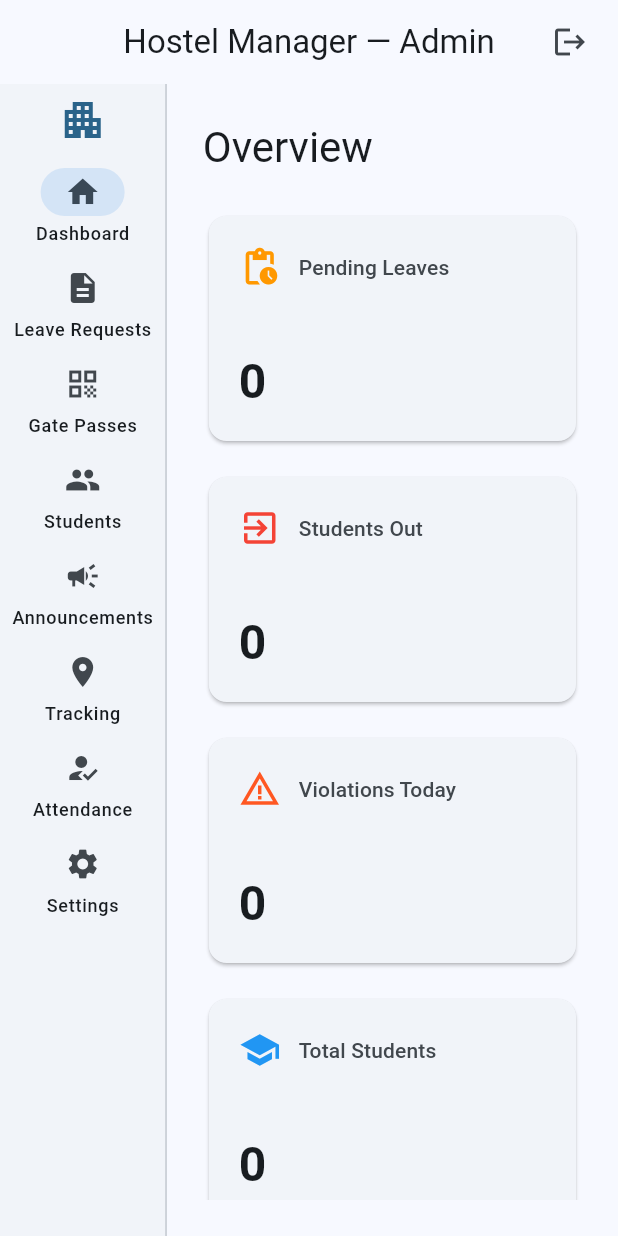
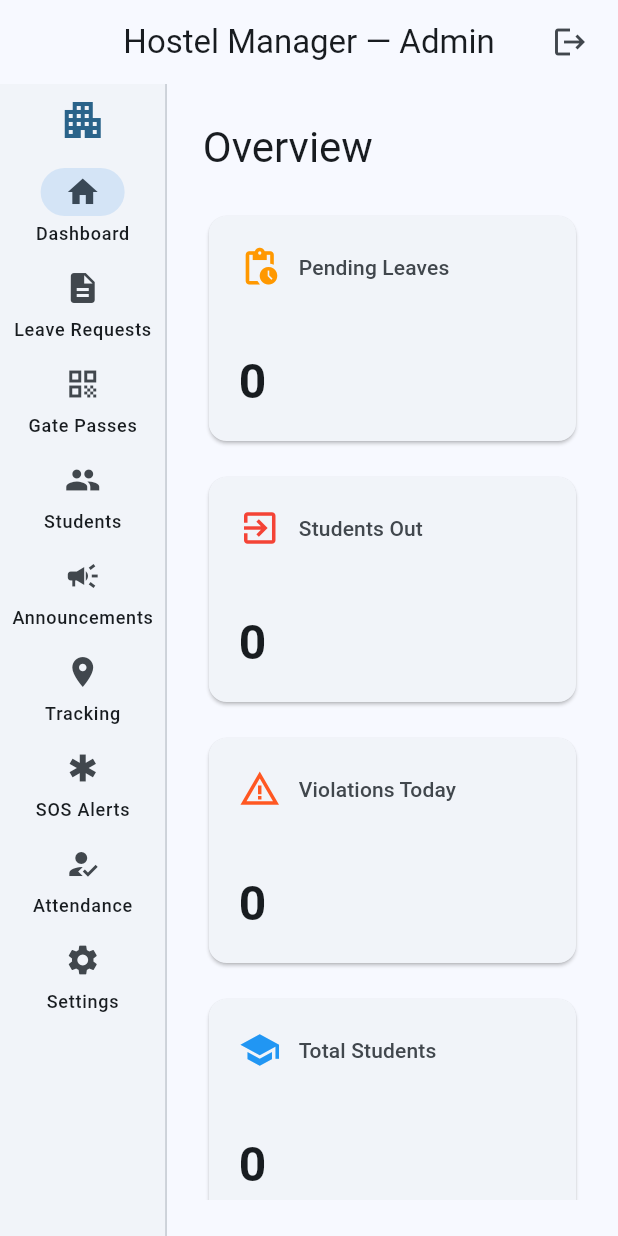
Before and after one commit to aleena-jaison/hostel-mgmt-app, a Flutter app: the StudentRoster screen opened by its route, after a tap on "Dashboard", on a phone screen of 412 x 824 dp. Run offline on Flutter 3.47's test engine with Material 3 defaults, Android fonts, the phone set to English and light mode, and no system bars; our stand-ins replace cloud_firestore, firebase_auth, firebase_core, firebase_storage, flutter_riverpod, geolocator and 4 more; missing offline and left inert: google_mlkit_face_detection, mobile_scanner, tflite_flutter; accounts and stored records are empty.

Commit message:
added sos feature

```diff
--- a/lib/features/admin/screens/admin_dashboard.dart
+++ b/lib/features/admin/screens/admin_dashboard.dart
@@ -3,12 +3,14 @@ import 'package:flutter_riverpod/flutter_riverpod.dart';
 import 'package:go_router/go_router.dart';
 
 import 'package:hostel_manager/features/auth/providers/auth_providers.dart';
+import 'package:hostel_manager/features/sos/providers/sos_providers.dart';
 
 class AdminDashboard extends ConsumerWidget {
   final StatefulNavigationShell navigationShell;
 
   const AdminDashboard({super.key, required this.navigationShell});
 
+  // SOS Alerts is at index 6 in this list
   static const _navItems = <_NavItem>[
     _NavItem(icon: Icons.home, label: 'Dashboard'),
     _NavItem(icon: Icons.description, label: 'Leave Requests'),
@@ -16,9 +18,12 @@ class AdminDashboard extends ConsumerWidget {
     _NavItem(icon: Icons.people, label: 'Students'),
     _NavItem(icon: Icons.campaign, label: 'Announcements'),
     _NavItem(icon: Icons.location_on, label: 'Tracking'),
+    _NavItem(icon: Icons.emergency, label: 'SOS Alerts'),
     _NavItem(icon: Icons.how_to_reg, label: 'Attendance'),
     _NavItem(icon: Icons.settings, label: 'Settings'),
   ];
+
+  static const _sosNavIndex = 6;
 
   void _onItemTapped(int index) {
     navigationShell.goBranch(
@@ -30,6 +35,9 @@ class AdminDashboard extends ConsumerWidget {
   @override
   Widget build(BuildContext context, WidgetRef ref) {
     final colorScheme = Theme.of(context).colorScheme;
+    final activeSosAlerts = ref.watch(activeSosAlertsProvider);
+    final activeCount =
+        activeSosAlerts.whenOrNull(data: (alerts) => alerts.length) ?? 0;
 
     return Scaffold(
       appBar: AppBar(
@@ -37,6 +45,21 @@ class AdminDashboard extends ConsumerWidget {
         backgroundColor: colorScheme.surface,
         surfaceTintColor: colorScheme.surfaceTint,
         actions: [
+          if (activeCount > 0)
+            Padding(
+              padding: const EdgeInsets.only(right: 8.0),
+              child: ActionChip(
+                avatar: const Icon(Icons.emergency, color: Colors.red, size: 18),
+                label: Text(
+                  '$activeCount active SOS',
+                  style: const TextStyle(
+                    color: Colors.red,
+                    fontWeight: FontWeight.bold,
+                  ),
+                ),
+                onPressed: () => _onItemTapped(_sosNavIndex),
+              ),
+            ),
           IconButton(
             icon: const Icon(Icons.logout),
             tooltip: 'Logout',
@@ -64,15 +87,25 @@ class AdminDashboard extends ConsumerWidget {
                 color: colorScheme.primary,
               ),
             ),
-            destinations: _navItems
-                .map(
-                  (item) => NavigationRailDestination(
-                    icon: Icon(item.icon),
-                    selectedIcon: Icon(item.icon),
-                    label: Text(item.label),
-                  ),
-                )
-                .toList(),
+            destinations: _navItems.asMap().entries.map((entry) {
+              final index = entry.key;
+              final item = entry.value;
+              Widget icon = Icon(item.icon);
+
+              if (index == _sosNavIndex && activeCount > 0) {
+                icon = Badge(
+                  label: Text('$activeCount'),
+                  backgroundColor: Colors.red,
+                  child: Icon(item.icon, color: Colors.red),
+                );
+              }
+
+              return NavigationRailDestination(
+                icon: icon,
+                selectedIcon: icon,
+                label: Text(item.label),
+              );
+            }).toList(),
           ),
           const VerticalDivider(thickness: 1, width: 1),
           Expanded(child: navigationShell),
--- a/lib/features/admin/screens/admin_home_screen.dart
+++ b/lib/features/admin/screens/admin_home_screen.dart
@@ -55,6 +55,12 @@ class AdminHomeScreen extends ConsumerWidget {
                       stream: _totalStudentsStream,
                       color: Colors.blue,
                     ),
+                    _SummaryCard(
+                      icon: Icons.emergency,
+                      label: 'Active SOS',
+                      stream: _activeSosStream,
+                      color: Colors.red,
+                    ),
                   ],
                 );
               },
@@ -99,6 +105,13 @@ Stream<QuerySnapshot> _totalStudentsStream() {
   return FirebaseFirestore.instance
       .collection('users')
       .where('role', isEqualTo: 'student')
+      .snapshots();
+}
+
+Stream<QuerySnapshot> _activeSosStream() {
+  return FirebaseFirestore.instance
+      .collection('sosAlerts')
+      .where('status', isEqualTo: 'active')
       .snapshots();
 }
 
--- /dev/null
+++ b/lib/features/sos/providers/sos_providers.dart
@@ -0,0 +1,17 @@
+import 'package:flutter_riverpod/flutter_riverpod.dart';
+import 'package:hostel_manager/features/sos/models/sos_alert.dart';
+import 'package:hostel_manager/features/sos/services/sos_service.dart';
+
+final sosServiceProvider = Provider<SosService>((ref) {
+  return SosService();
+});
+
+final activeSosAlertsProvider = StreamProvider<List<SosAlert>>((ref) {
+  final service = ref.watch(sosServiceProvider);
+  return service.getActiveSosAlerts();
+});
+
+final allSosAlertsProvider = StreamProvider<List<SosAlert>>((ref) {
+  final service = ref.watch(sosServiceProvider);
+  return service.getAllSosAlerts();
+});
--- /dev/null
+++ b/lib/features/sos/services/sos_service.dart
@@ -0,0 +1,41 @@
+import 'package:cloud_firestore/cloud_firestore.dart';
+import 'package:hostel_manager/features/sos/models/sos_alert.dart';
+
+class SosService {
+  final FirebaseFirestore _firestore = FirebaseFirestore.instance;
+
+  CollectionReference get _collection => _firestore.collection('sosAlerts');
+
+  Future<void> sendSosAlert(SosAlert alert) async {
+    await _collection.add(alert.toMap());
+  }
+
+  Stream<List<SosAlert>> getActiveSosAlerts() {
+    return _collection
+        .where('status', isEqualTo: 'active')
+        .orderBy('createdAt', descending: true)
+        .snapshots()
+        .map(
+          (snapshot) =>
+              snapshot.docs.map((doc) => SosAlert.fromFirestore(doc)).toList(),
+        );
+  }
+
+  Stream<List<SosAlert>> getAllSosAlerts() {
+    return _collection
+        .orderBy('createdAt', descending: true)
+        .snapshots()
+        .map(
+          (snapshot) =>
+              snapshot.docs.map((doc) => SosAlert.fromFirestore(doc)).toList(),
+        );
+  }
+
+  Future<void> resolveSosAlert(String alertId, String resolvedByName) async {
+    await _collection.doc(alertId).update({
+      'status': 'resolved',
+      'resolvedAt': Timestamp.fromDate(DateTime.now()),
+      'resolvedBy': resolvedByName,
+    });
+  }
+}
```
Also changed, not shown: firestore.indexes.json (+16 -0 lines), lib/core/firebase/router.dart (+9 -0 lines), lib/features/auth/screens/student_dashboard.dart (+99 -0 lines), lib/features/sos/models/sos_alert.dart (added, +56 -0 lines), lib/features/sos/screens/sos_manage_screen.dart (added, +133 -0 lines), 1 other file.
